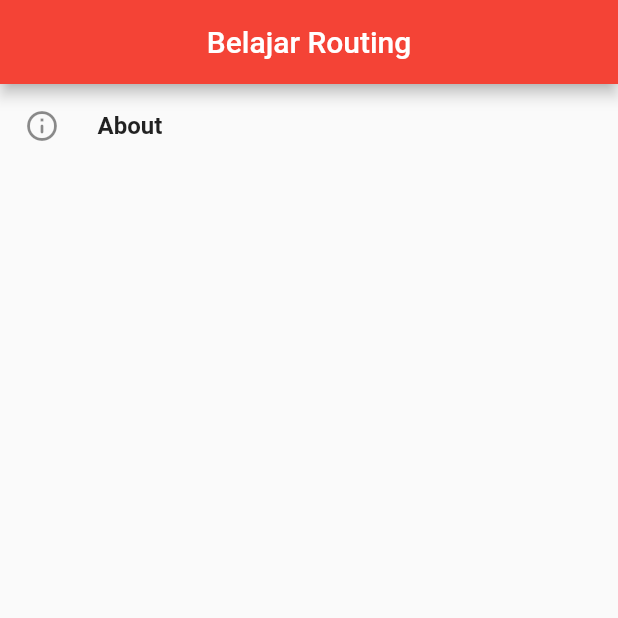
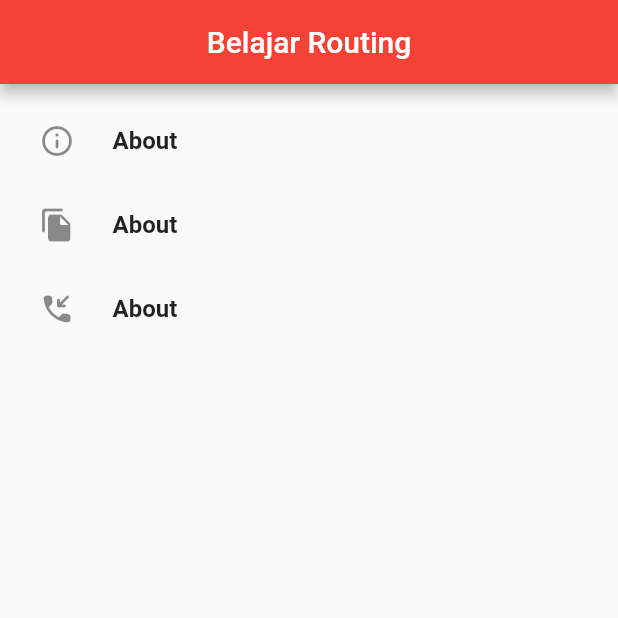
Before and after one commit to mirzasaputra/flutter-routing, a Flutter app: the screen it shows after launch, on a phone screen of 412 x 824 dp, the top half of it. Run offline on Flutter 3.47's test engine with Material 2 defaults, Android fonts, the phone set to English and light mode, and no system bars.

```diff
--- a/lib/pages/home.dart
+++ b/lib/pages/home.dart
@@ -10,6 +10,7 @@ class HomePage extends StatelessWidget {
       ),
       body: Center(
         child: ListView(
+          padding: const EdgeInsets.all(10.0),
           children: [
             ListTile(
                 title: Row(children: [
@@ -22,7 +23,37 @@ class HomePage extends StatelessWidget {
                     ),
                   ),
                 ]),
+                onTap: () {
+                  Navigator.pushNamed(context, '/about');
+                }),
+            ListTile(
+                title: Row(children: [
+                  Icon(Icons.file_copy_rounded),
+                  Padding(
+                    padding: const EdgeInsets.only(left: 25.0),
+                    child: Text(
+                      'About',
+                      style: TextStyle(fontWeight: FontWeight.bold),
                     ),
+                  ),
+                ]),
+                onTap: () {
+                  Navigator.pushNamed(context, '/portofolio');
+                }),
+            ListTile(
+                title: Row(children: [
+                  Icon(Icons.phone_callback_rounded),
+                  Padding(
+                    padding: const EdgeInsets.only(left: 25.0),
+                    child: Text(
+                      'About',
+                      style: TextStyle(fontWeight: FontWeight.bold),
+                    ),
+                  ),
+                ]),
+                onTap: () {
+                  Navigator.pushNamed(context, '/contact');
+                }),
           ],
         ),
         // Column(
```
Also changed, not shown: 1 other file. Lines whose indentation alone changed are shown as unchanged.
